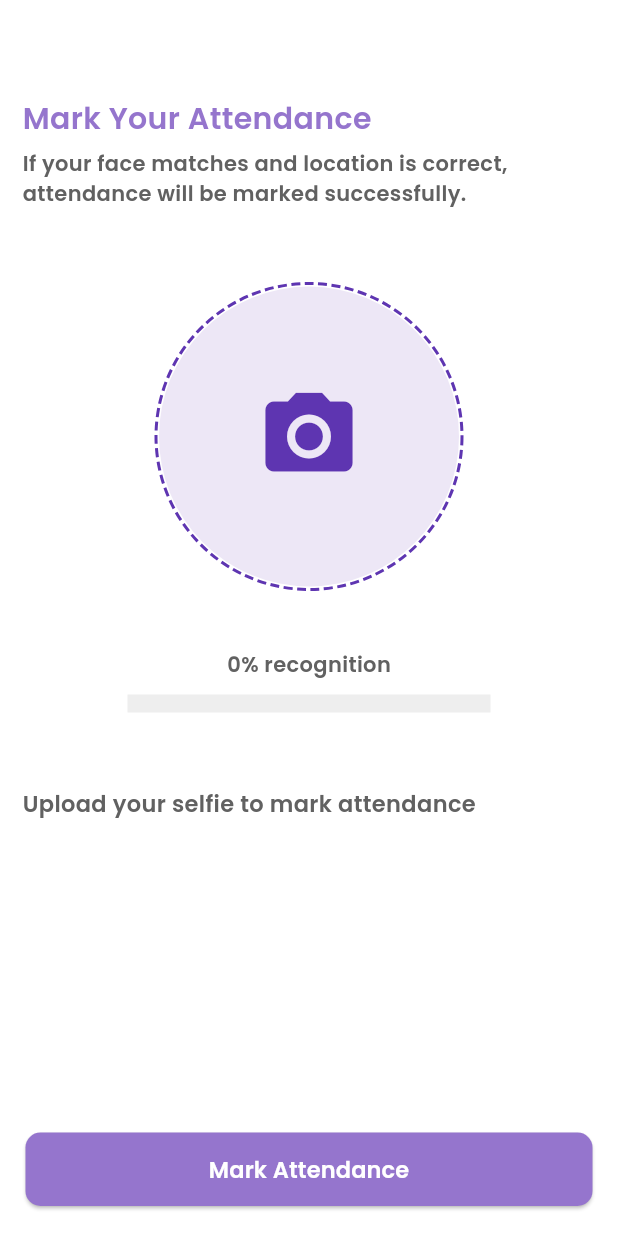
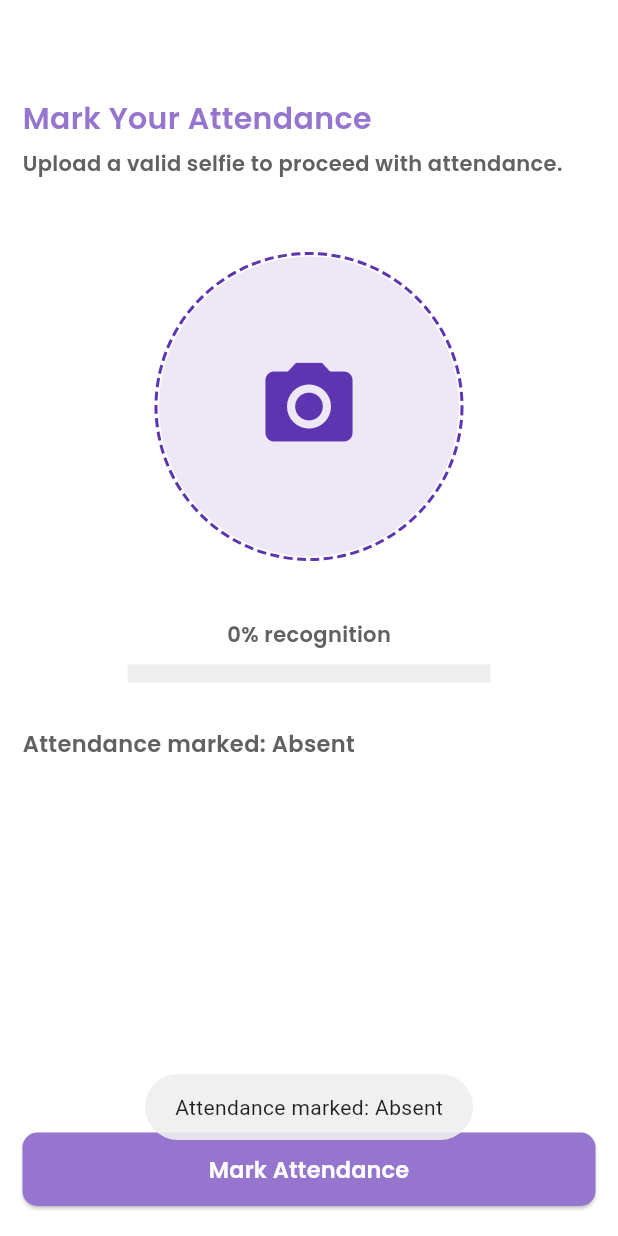
Before and after one commit to meet-shiyaniya/staff_lead_mgt, a Flutter app: the staffAttendanceScreen screen opened directly, after a tap on "Mark Attendance", on a phone screen of 412 x 824 dp. Run offline on Flutter 3.47's test engine with Material 3 defaults, Android fonts, the phone set to English and light mode, and no system bars; drawn by our look-alikes of dotted_border; our stand-ins replace animate_do, auto_size_text, dropdown_button2, emoji_picker_flutter, fl_chart, flutter_animate and 12 more; missing offline and left inert: google_ml_kit, switcher_button; accounts and stored records are empty.

Commit message:
done done

```diff
--- a/lib/staff_Attendance_Screen.dart
+++ b/lib/staff_Attendance_Screen.dart
@@ -6,6 +6,7 @@ import 'package:geolocator/geolocator.dart';
 import 'package:fluttertoast/fluttertoast.dart';
 import 'package:permission_handler/permission_handler.dart';
 import 'dart:io';
+import 'package:google_ml_kit/google_ml_kit.dart';
 
 class staffAttendanceScreen extends StatefulWidget {
   @override
@@ -13,83 +14,64 @@ class staffAttendanceScreen extends StatefulWidget {
 }
 
 class _staffAttendanceScreenState extends State<staffAttendanceScreen> {
-
   XFile? _imageFile;
-
   double recognitionPercentage = 0.0;
-
   String _status = "Upload your selfie to mark attendance";
 
   final double officeLatitude = 21.26404;
   final double officeLongitude = 72.82958;
-
   final ImagePicker _picker = ImagePicker();
 
   @override
   void initState() {
-
     super.initState();
-
     _checkPermissions();
-
   }
 
   Future<void> _checkPermissions() async {
-
     PermissionStatus locationStatus = await Permission.location.request();
-
     PermissionStatus cameraStatus = await Permission.camera.request();
-
     if (locationStatus != PermissionStatus.granted || cameraStatus != PermissionStatus.granted) {
-
       Fluttertoast.showToast(msg: "Permissions required");
-
       return;
-
     }
-
   }
 
   Future<Position> _getCurrentLocation() async {
-
     return await Geolocator.getCurrentPosition(desiredAccuracy: LocationAccuracy.high);
-
   }
 
   Future<void> _pickSelfie() async {
-
     final pickedFile = await _picker.pickImage(source: ImageSource.camera);
-
     if (pickedFile != null) {
-
+      bool isFaceDetected = await _detectFace(File(pickedFile.path));
       setState(() {
-
         _imageFile = pickedFile;
-
-        recognitionPercentage = (50 + (50 * (DateTime.now().second % 2))).toDouble();
-
+        recognitionPercentage = isFaceDetected ? 100.0 : 0.0;
+        _status = isFaceDetected ? "Selfie Verified! Now mark attendance." : "Invalid Image! Only selfies are allowed.";
       });
-
+    }
   }
 
+  Future<bool> _detectFace(File imageFile) async {
+    final InputImage inputImage = InputImage.fromFile(imageFile);
+    final FaceDetector faceDetector = GoogleMlKit.vision.faceDetector();
+    final List<Face> faces = await faceDetector.processImage(inputImage);
+    await faceDetector.close();
+    return faces.isNotEmpty;
   }
 
   Future<void> _checkAttendance() async {
+    if (recognitionPercentage < 100) {
+      setState(() {
+        _status = "Attendance marked: Absent";
+      });
+      Fluttertoast.showToast(msg: "Attendance marked: Absent");
+      return;
+    }
 
     Position position = await _getCurrentLocation();
-
-    double distanceInMeters = Geolocator.distanceBetween(
-
-      position.latitude,
-
-      position.longitude,
-
-      officeLatitude,
-
-      officeLongitude,
-
-    );
-
+    double distanceInMeters = Geolocator.distanceBetween(position.latitude, position.longitude, officeLatitude, officeLongitude);
     if (distanceInMeters <= 100) {
       setState(() {
         _status = "Attendance marked: Present";
@@ -105,157 +87,76 @@ class _staffAttendanceScreenState extends State<staffAttendanceScreen> {
 
   @override
   Widget build(BuildContext context) {
-
     return Scaffold(
-
       backgroundColor: Colors.white,
-
       body: Padding(
-
         padding: const EdgeInsets.symmetric(horizontal: 15.0),
-
         child: Column(
-
           crossAxisAlignment: CrossAxisAlignment.start,
-
           mainAxisAlignment: MainAxisAlignment.start,
-
           children: [
-
-            SizedBox(height: 65,),
-
-            Text("Mark Your Attendance", style: TextStyle(fontSize: 20, fontWeight: FontWeight.bold, color: appColor.primaryColor, fontFamily: "poppins_thin"),),
-
+            SizedBox(height: 65),
+            Text("Mark Your Attendance", style: TextStyle(fontSize: 20, fontWeight: FontWeight.bold, color: appColor.primaryColor, fontFamily: "poppins_thin")),
             SizedBox(height: 5),
-
-            Text("If your face matches and location is correct, attendance will be marked successfully.", style: TextStyle(fontSize: 14, fontWeight: FontWeight.w500, color: Colors.grey.shade700, fontFamily: "poppins_thin"),),
-
-            SizedBox(height: 50,),
-
+            Text("Upload a valid selfie to proceed with attendance.", style: TextStyle(fontSize: 14, color: Colors.grey.shade700, fontFamily: "poppins_thin")),
+            SizedBox(height: 50),
             Center(
-
               child: DottedBorder(
-
                 borderType: BorderType.Circle,
-
                 dashPattern: [6, 3],
-
                 color: Colors.deepPurple.shade600,
-
                 strokeWidth: 2,
-
                 child: GestureDetector(
-
-                  onTap: _pickSelfie, // Trigger selfie function on tap
-
+                  onTap: _pickSelfie,
                   child: AnimatedContainer(
-
                     duration: Duration(milliseconds: 300),
-
                     width: 200,
-
                     height: 200,
-
                     decoration: BoxDecoration(
-
                       color: Colors.deepPurple.shade50,
-
                       shape: BoxShape.circle,
-
                     ),
-
-                    child: _imageFile == null ? Icon(Icons.camera_alt, size: 70, color: Colors.deepPurple.shade600) : ClipRRect(
-
+                    child: _imageFile == null
+                        ? Icon(Icons.camera_alt, size: 70, color: Colors.deepPurple.shade600)
+                        : ClipRRect(
                       borderRadius: BorderRadius.circular(100),
-
-                      child: Image.file(File(_imageFile!.path), width: 200, height: 200, fit: BoxFit.cover,),
-
+                      child: Image.file(File(_imageFile!.path), width: 200, height: 200, fit: BoxFit.cover),
                     ),
-
                   ),
-
                 ),
-
               ),
-
             ),
-
             SizedBox(height: 40),
-
-            Center(child: Text("${recognitionPercentage.toStringAsFixed(0)}% recognition", style: TextStyle(color: Colors.grey.shade700, fontSize: 14, fontWeight: FontWeight.w500, fontFamily: "poppins_thin"),)),
-
+            Center(child: Text("${recognitionPercentage.toStringAsFixed(0)}% recognition", style: TextStyle(color: Colors.grey.shade700, fontSize: 14, fontFamily: "poppins_thin"))),
             SizedBox(height: 10),
-
             Padding(
-
               padding: const EdgeInsets.symmetric(horizontal: 70.0),
-
               child: LinearProgressIndicator(
-
                 value: recognitionPercentage / 100,
-
                 backgroundColor: Colors.grey.shade200,
-
                 color: Colors.deepPurple.shade600,
-
                 minHeight: 12,
-
               ),
-
             ),
-
             SizedBox(height: 30),
-
-            // ElevatedButton(
-            //   onPressed: _pickSelfie,
-            //   child: Text("Take Selfie", style: TextStyle(fontSize: 14, fontFamily: "poppins_thin", color: Colors.white)),
-            //   style: ElevatedButton.styleFrom(
-            //     backgroundColor: appColor.primaryColor,
-            //     padding: EdgeInsets.symmetric(vertical: 12, horizontal: 40),
-            //     shape: RoundedRectangleBorder(borderRadius: BorderRadius.circular(10)),
-            //   ),
-            // ),
-
-            SizedBox(height: 20),
-
-            Text(_status, style: TextStyle(fontSize: 15, color: Colors.grey.shade700, fontFamily: "poppins_thin", fontWeight: FontWeight.w500),),
-
+            Text(_status, style: TextStyle(fontSize: 15, color: Colors.grey.shade700, fontFamily: "poppins_thin")),
             Spacer(),
-
             Container(
-
               width: double.infinity,
-
-              padding: EdgeInsets.symmetric(horizontal: 2, vertical: 20),
-
+              padding: EdgeInsets.symmetric(vertical: 20),
               child: ElevatedButton(
-
                 onPressed: _checkAttendance,
-
-                child: Text("Mark Attendance", style: TextStyle(fontSize: 15, fontFamily: "poppins_thin", color: Colors.white,),),
-
+                child: Text("Mark Attendance", style: TextStyle(fontSize: 15, color: Colors.white, fontFamily: "poppins_thin")),
                 style: ElevatedButton.styleFrom(
-
                   backgroundColor: appColor.primaryColor,
-
                   padding: EdgeInsets.symmetric(vertical: 14),
-
                   shape: RoundedRectangleBorder(borderRadius: BorderRadius.circular(10)),
-
                 ),
-
               ),
-
             ),
-
           ],
-
         ),
-
       ),
-
     );
-
   }
-
 }
--- a/pubspec.yaml
+++ b/pubspec.yaml
@@ -55,6 +55,7 @@ dependencies:
   geolocator: ^13.0.2
   permission_handler: ^11.3.1
   google_nav_bar: ^5.0.7
+  google_ml_kit: ^0.19.0
 
 dev_dependencies:
   flutter_test:
```
Also changed, not shown: lib/social_module/login_screen/login_screen.dart (+0 -7 lines), pubspec.lock. Lines whose indentation alone changed are shown as unchanged.
